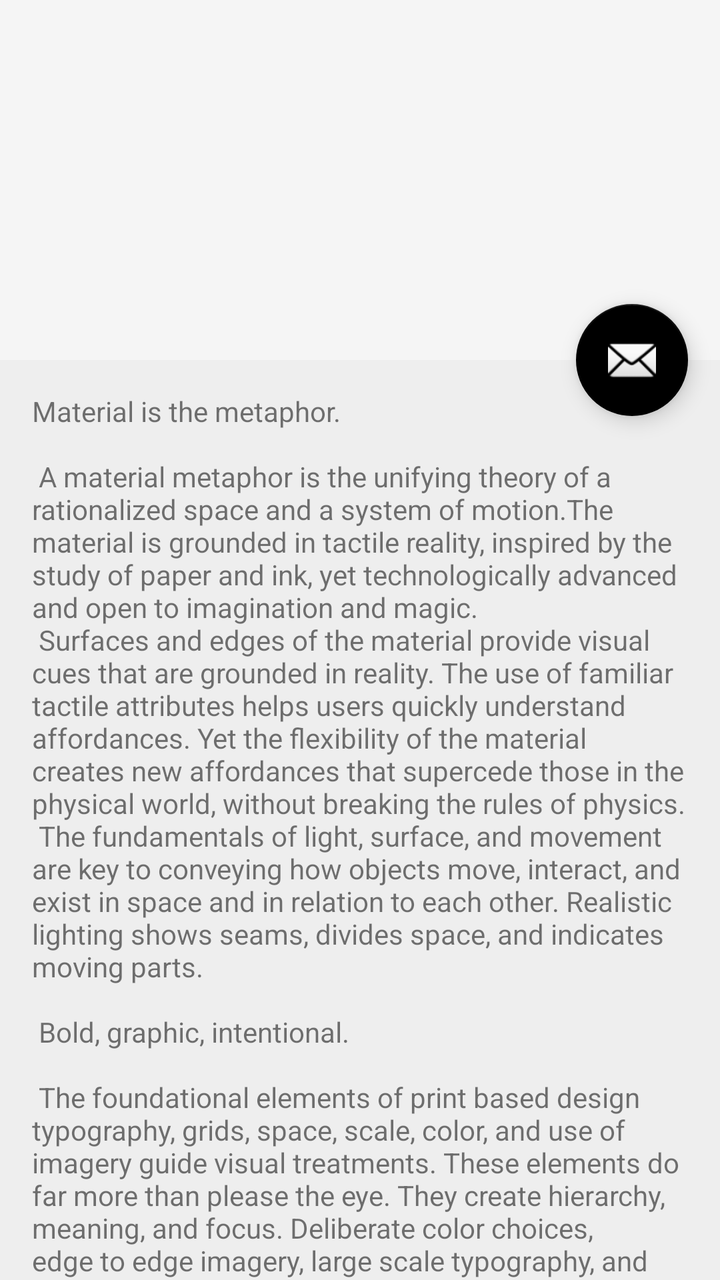
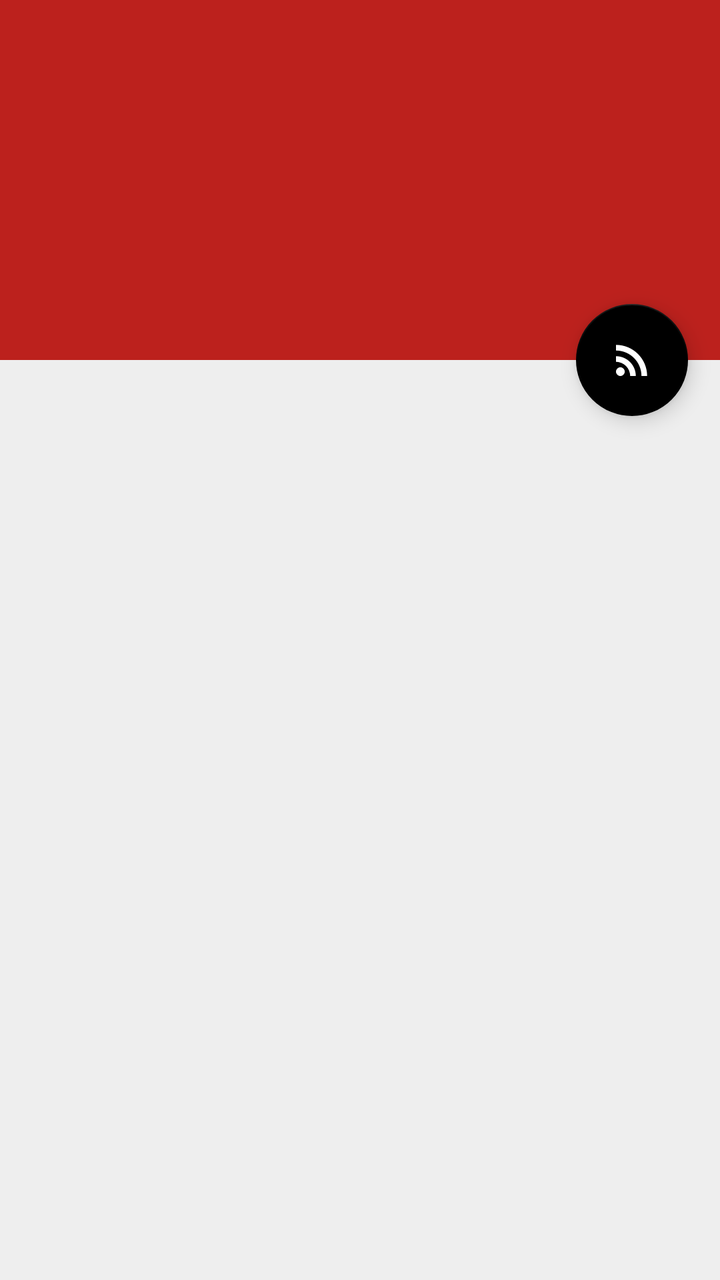

Compare the two renders of this Android layout. The source of the first and the diff that turns it into the second are given below.
<!-- AndroidManifest.xml: activity theme AppTheme.NoActionBar -->
<!-- res/layout/activity_channel.xml -->
<?xml version="1.0" encoding="utf-8"?>
<android.support.design.widget.CoordinatorLayout xmlns:android="http://schemas.android.com/apk/res/android"
    xmlns:app="http://schemas.android.com/apk/res-auto"
    xmlns:tools="http://schemas.android.com/tools"
    android:layout_width="match_parent"
    android:layout_height="match_parent"
    android:fitsSystemWindows="true"
    tools:context="org.schabi.newpipe.ChannelActivity">

    <android.support.design.widget.AppBarLayout
        android:id="@+id/app_bar"
        android:layout_width="match_parent"
        android:layout_height="@dimen/app_bar_height"
        android:fitsSystemWindows="true"
        android:theme="@style/AppTheme.AppBarOverlay">

        <android.support.design.widget.CollapsingToolbarLayout
            android:id="@+id/toolbar_layout"
            android:layout_width="match_parent"
            android:layout_height="match_parent"
            android:fitsSystemWindows="true"
            app:contentScrim="?attr/colorPrimary"
            app:layout_scrollFlags="scroll|exitUntilCollapsed">

            <android.support.v7.widget.Toolbar
                android:id="@+id/toolbar"
                android:layout_width="match_parent"
                android:layout_height="?attr/actionBarSize"
                app:layout_collapseMode="pin"
                app:popupTheme="@style/AppTheme.PopupOverlay" />

        </android.support.design.widget.CollapsingToolbarLayout>
    </android.support.design.widget.AppBarLayout>

    <include layout="@layout/content_channel" />

    <android.support.design.widget.FloatingActionButton
        android:id="@+id/fab"
        android:layout_width="wrap_content"
        android:layout_height="wrap_content"
        android:layout_margin="@dimen/fab_margin"
        android:src="@android:drawable/ic_dialog_email"
        app:layout_anchor="@id/app_bar"
        app:layout_anchorGravity="bottom|end" />

</android.support.design.widget.CoordinatorLayout>
<!-- res/layout/content_channel.xml (included above) -->
<?xml version="1.0" encoding="utf-8"?>
<android.support.v4.widget.NestedScrollView xmlns:android="http://schemas.android.com/apk/res/android"
    xmlns:app="http://schemas.android.com/apk/res-auto"
    xmlns:tools="http://schemas.android.com/tools"
    android:layout_width="match_parent"
    android:layout_height="match_parent"
    app:layout_behavior="@string/appbar_scrolling_view_behavior"
    tools:context="org.schabi.newpipe.ChannelActivity"
    tools:showIn="@layout/activity_channel">

    <TextView
        android:layout_width="wrap_content"
        android:layout_height="wrap_content"
        android:layout_margin="@dimen/text_margin"
        android:text="@string/large_text" />

</android.support.v4.widget.NestedScrollView>
<!-- resources referenced by this layout -->
<resources>
  <dimen name="text_margin">16dp</dimen>
  <string name="large_text">
          "Material is the metaphor.\n\n"
  
          "A material metaphor is the unifying theory of a rationalized space and a system of motion."
          "The material is grounded in tactile reality, inspired by the study of paper and ink, yet "
          "technologically advanced and open to imagination and magic.\n"
          "Surfaces and edges of the material provide visual cues that are grounded in reality. The "
          "use of familiar tactile attributes helps users quickly understand affordances. Yet the "
          "flexibility of the material creates new affordances that supercede those in the physical "
          "world, without breaking the rules of physics.\n"
          "The fundamentals of light, surface, and movement are key to conveying how objects move, "
          "interact, and exist in space and in relation to each other. Realistic lighting shows "
          "seams, divides space, and indicates moving parts.\n\n"
  
          "Bold, graphic, intentional.\n\n"
  
          "The foundational elements of print based design typography, grids, space, scale, color, "
          "and use of imagery guide visual treatments. These elements do far more than please the "
          "eye. They create hierarchy, meaning, and focus. Deliberate color choices, edge to edge "
          "imagery, large scale typography, and intentional white space create a bold and graphic "
          "interface that immerse the user in the experience.\n"
          "An emphasis on user actions makes core functionality immediately apparent and provides "
          "waypoints for the user.\n\n"
  
          "Motion provides meaning.\n\n"
  
          "Motion respects and reinforces the user as the prime mover. Primary user actions are "
          "inflection points that initiate motion, transforming the whole design.\n"
          "All action takes place in a single environment. Objects are presented to the user without "
          "breaking the continuity of experience even as they transform and reorganize.\n"
          "Motion is meaningful and appropriate, serving to focus attention and maintain continuity. "
          "Feedback is subtle yet clear. Transitions are efﬁcient yet coherent.\n\n"
  
          "3D world.\n\n"
  
          "The material environment is a 3D space, which means all objects have x, y, and z "
          "dimensions. The z-axis is perpendicularly aligned to the plane of the display, with the "
          "positive z-axis extending towards the viewer. Every sheet of material occupies a single "
          "position along the z-axis and has a standard 1dp thickness.\n"
          "On the web, the z-axis is used for layering and not for perspective. The 3D world is "
          "emulated by manipulating the y-axis.\n\n"
  
          "Light and shadow.\n\n"
  
          "Within the material environment, virtual lights illuminate the scene. Key lights create "
          "directional shadows, while ambient light creates soft shadows from all angles.\n"
          "Shadows in the material environment are cast by these two light sources. In Android "
          "development, shadows occur when light sources are blocked by sheets of material at "
          "various positions along the z-axis. On the web, shadows are depicted by manipulating the "
          "y-axis only. The following example shows the card with a height of 6dp.\n\n"
  
          "Resting elevation.\n\n"
  
          "All material objects, regardless of size, have a resting elevation, or default elevation "
          "that does not change. If an object changes elevation, it should return to its resting "
          "elevation as soon as possible.\n\n"
  
          "Component elevations.\n\n"
  
          "The resting elevation for a component type is consistent across apps (e.g., FAB elevation "
          "does not vary from 6dp in one app to 16dp in another app).\n"
          "Components may have different resting elevations across platforms, depending on the depth "
          "of the environment (e.g., TV has a greater depth than mobile or desktop).\n\n"
  
          "Responsive elevation and dynamic elevation offsets.\n\n"
  
          "Some component types have responsive elevation, meaning they change elevation in response "
          "to user input (e.g., normal, focused, and pressed) or system events. These elevation "
          "changes are consistently implemented using dynamic elevation offsets.\n"
          "Dynamic elevation offsets are the goal elevation that a component moves towards, relative "
          "to the component’s resting state. They ensure that elevation changes are consistent "
          "across actions and component types. For example, all components that lift on press have "
          "the same elevation change relative to their resting elevation.\n"
          "Once the input event is completed or cancelled, the component will return to its resting "
          "elevation.\n\n"
  
          "Avoiding elevation interference.\n\n"
  
          "Components with responsive elevations may encounter other components as they move between "
          "their resting elevations and dynamic elevation offsets. Because material cannot pass "
          "through other material, components avoid interfering with one another any number of ways, "
          "whether on a per component basis or using the entire app layout.\n"
          "On a component level, components can move or be removed before they cause interference. "
          "For example, a floating action button (FAB) can disappear or move off screen before a "
          "user picks up a card, or it can move if a snackbar appears.\n"
          "On the layout level, design your app layout to minimize opportunities for interference. "
          "For example, position the FAB to one side of stream of a cards so the FAB won’t interfere "
          "when a user tries to pick up one of cards.\n\n"
      </string>
  <!-- unchanged entries left out for length: 6 -->
</resources>

<!-- the commit's change to res/layout/activity_channel.xml (unified diff, before → after) -->
@@ -5,25 +5,36 @@
     android:layout_width="match_parent"
     android:layout_height="match_parent"
     android:fitsSystemWindows="true"
+    android:id="@+id/rootView"
     tools:context="org.schabi.newpipe.ChannelActivity">
 
     <android.support.design.widget.AppBarLayout
-        android:id="@+id/app_bar"
+        android:id="@+id/channel_app_bar"
         android:layout_width="match_parent"
         android:layout_height="@dimen/app_bar_height"
         android:fitsSystemWindows="true"
         android:theme="@style/AppTheme.AppBarOverlay">
 
         <android.support.design.widget.CollapsingToolbarLayout
-            android:id="@+id/toolbar_layout"
+            android:id="@+id/channel_toolbar_layout"
             android:layout_width="match_parent"
             android:layout_height="match_parent"
             android:fitsSystemWindows="true"
-            app:contentScrim="?attr/colorPrimary"
+            app:contentScrim="@color/light_youtube_primary_color"
+            app:statusBarScrim="@color/light_youtube_dark_color"
             app:layout_scrollFlags="scroll|exitUntilCollapsed">
 
+            <ImageView
+                android:id="@+id/channel_banner_image"
+                android:layout_width="match_parent"
+                android:layout_height="match_parent"
+                android:fitsSystemWindows="true"
+                android:scaleType="centerCrop"
+                android:background="@color/light_youtube_dark_color"
+                app:layout_collapseMode="parallax" />
+
             <android.support.v7.widget.Toolbar
-                android:id="@+id/toolbar"
+                android:id="@+id/cannel_toolbar"
                 android:layout_width="match_parent"
                 android:layout_height="?attr/actionBarSize"
                 app:layout_collapseMode="pin"
@@ -32,33 +43,58 @@
         </android.support.design.widget.CollapsingToolbarLayout>
     </android.support.design.widget.AppBarLayout>
 
-    <include layout="@layout/content_channel" />
-
     <android.support.design.widget.FloatingActionButton
-        android:id="@+id/fab"
+        android:id="@+id/channel_rss_fab"
         android:layout_width="wrap_content"
         android:layout_height="wrap_content"
         android:layout_margin="@dimen/fab_margin"
-        android:src="@android:drawable/ic_dialog_email"
-        app:layout_anchor="@id/app_bar"
+        android:src="@drawable/ic_rss_feed_white_24dp"
+        app:layout_anchor="@id/channel_app_bar"
         app:layout_anchorGravity="bottom|end" />
 
+    <RelativeLayout
+        android:layout_width="match_parent"
+        android:layout_height="match_parent"
+        android:id="@+id/channel_loading">
+        <ProgressBar android:id="@+id/progressBar"
+            android:layout_width="wrap_content"
+            android:layout_height="wrap_content"
+            android:layout_centerInParent="true"
+            android:indeterminate="true"/>
+    </RelativeLayout>
+
+    <android.support.v4.widget.NestedScrollView
+        android:layout_width="match_parent"
+        android:layout_height="match_parent"
+        android:layout_gravity="fill_vertical"
+        app:layout_behavior="@string/appbar_scrolling_view_behavior"
+        android:id="@+id/channel_content_view"
+        android:visibility="gone">
+
+        <RelativeLayout
+            android:layout_width="match_parent"
+            android:layout_height="match_parent">
+            <TextView
+                android:layout_width="match_parent"
+                android:layout_height="wrap_content"
+                android:text="Lorem ipsum dolor sit amet, sed in vocent nonumes maluisset. No dicant munere apeirian qui, iisque invenire ius in, sea duis illud dolor ex. Ei cum dolorem conclusionemque, in persius feugait efficiendi est, duo cu nonumy graeco ponderum. Efficiendi interpretaris ei pro. Ea salutandi suavitate qualisque qui.
+
+Cum ad sumo modus, duo et libris posidonium reprehendunt. Ex nam ornatus delectus. Eum quidam repudiandae ne. Te vidit senserit eos, has justo copiosae probatus ne. Ea vim nisl aeterno fabulas, per an legimus laoreet, natum abhorreant sit no. Epicurei cotidieque cu eum, novum tantas at has, ad eam malis reprimique intellegam.
+
+Posse doming consulatu no mel. Eu tale iudico his. Nibh nostrum ea mei, te amet esse consequat mea. Corrumpit iracundia an eam, omnesque suavitate erroribus mel ei. Ea suavitate urbanitas nec, mei te dolore menandri theophrastus, ad quaeque delicata vix.
+
+Has sale mucius menandri eu, pri veniam partem deterruisset ei. In nihil nominavi accusata mea, te sit quis veniam. Nam dissentiet conclusionemque id. Ex novum verterem usu.
+
+Eum fastidii consulatu cu. In nobis iuvaret usu, paulo tincidunt no usu, minim corpora his te. Nam graeco delenit omittam cu. Et sed ipsum fastidii, mea cu altera ullamcorper. Sea id altera menandri deseruisse, munere audire utroque cu pri. Nec solet facilis id. Mucius delectus eu vis, has in augue veniam.
+Lorem ipsum dolor sit amet, sed in vocent nonumes maluisset. No dicant munere apeirian qui, iisque invenire ius in, sea duis illud dolor ex. Ei cum dolorem conclusionemque, in persius feugait efficiendi est, duo cu nonumy graeco ponderum. Efficiendi interpretaris ei pro. Ea salutandi suavitate qualisque qui.
+
+Cum ad sumo modus, duo et libris posidonium reprehendunt. Ex nam ornatus delectus. Eum quidam repudiandae ne. Te vidit senserit eos, has justo copiosae probatus ne. Ea vim nisl aeterno fabulas, per an legimus laoreet, natum abhorreant sit no. Epicurei cotidieque cu eum, novum tantas at has, ad eam malis reprimique intellegam.
+
+Posse doming consulatu no mel. Eu tale iudico his. Nibh nostrum ea mei, te amet esse consequat mea. Corrumpit iracundia an eam, omnesque suavitate erroribus mel ei. Ea suavitate urbanitas nec, mei te dolore menandri theophrastus, ad quaeque delicata vix.
+
+Has sale mucius menandri eu, pri veniam partem deterruisset ei. In nihil nominavi accusata mea, te sit quis veniam. Nam dissentiet conclusionemque id. Ex novum verterem usu.
+
+Eum fastidii consulatu cu. In nobis iuvaret usu, paulo tincidunt no usu, minim corpora his te. Nam graeco delenit omittam cu. Et sed ipsum fastidii, mea cu altera ullamcorper. Sea id altera menandri deseruisse, munere audire utroque cu pri. Nec solet facilis id. Mucius delectus eu vis, has in augue veniam."/>
+        </RelativeLayout>
+    </android.support.v4.widget.NestedScrollView>
 </android.support.design.widget.CoordinatorLayout>
-<!-- res/layout/content_channel.xml (included above) -->
-<?xml version="1.0" encoding="utf-8"?>
-<android.support.v4.widget.NestedScrollView xmlns:android="http://schemas.android.com/apk/res/android"
-    xmlns:app="http://schemas.android.com/apk/res-auto"
-    xmlns:tools="http://schemas.android.com/tools"
-    android:layout_width="match_parent"
-    android:layout_height="match_parent"
-    app:layout_behavior="@string/appbar_scrolling_view_behavior"
-    tools:context="org.schabi.newpipe.ChannelActivity"
-    tools:showIn="@layout/activity_channel">
-
-    <TextView
-        android:layout_width="wrap_content"
-        android:layout_height="wrap_content"
-        android:layout_margin="@dimen/text_margin"
-        android:text="@string/large_text" />
-
-</android.support.v4.widget.NestedScrollView>
<!-- resource entries referenced after the edit -->
@@ -1,95 +1,8 @@
 <!-- resources referenced by this layout -->
 <resources>
-  <dimen name="text_margin">16dp</dimen>
-  <string name="large_text">
-          "Material is the metaphor.\n\n"
-  
-          "A material metaphor is the unifying theory of a rationalized space and a system of motion."
-          "The material is grounded in tactile reality, inspired by the study of paper and ink, yet "
-          "technologically advanced and open to imagination and magic.\n"
-          "Surfaces and edges of the material provide visual cues that are grounded in reality. The "
-          "use of familiar tactile attributes helps users quickly understand affordances. Yet the "
-          "flexibility of the material creates new affordances that supercede those in the physical "
-          "world, without breaking the rules of physics.\n"
-          "The fundamentals of light, surface, and movement are key to conveying how objects move, "
-          "interact, and exist in space and in relation to each other. Realistic lighting shows "
-          "seams, divides space, and indicates moving parts.\n\n"
-  
-          "Bold, graphic, intentional.\n\n"
-  
-          "The foundational elements of print based design typography, grids, space, scale, color, "
-          "and use of imagery guide visual treatments. These elements do far more than please the "
-          "eye. They create hierarchy, meaning, and focus. Deliberate color choices, edge to edge "
-          "imagery, large scale typography, and intentional white space create a bold and graphic "
-          "interface that immerse the user in the experience.\n"
-          "An emphasis on user actions makes core functionality immediately apparent and provides "
-          "waypoints for the user.\n\n"
-  
-          "Motion provides meaning.\n\n"
-  
-          "Motion respects and reinforces the user as the prime mover. Primary user actions are "
-          "inflection points that initiate motion, transforming the whole design.\n"
-          "All action takes place in a single environment. Objects are presented to the user without "
-          "breaking the continuity of experience even as they transform and reorganize.\n"
-          "Motion is meaningful and appropriate, serving to focus attention and maintain continuity. "
-          "Feedback is subtle yet clear. Transitions are efﬁcient yet coherent.\n\n"
-  
-          "3D world.\n\n"
-  
-          "The material environment is a 3D space, which means all objects have x, y, and z "
-          "dimensions. The z-axis is perpendicularly aligned to the plane of the display, with the "
-          "positive z-axis extending towards the viewer. Every sheet of material occupies a single "
-          "position along the z-axis and has a standard 1dp thickness.\n"
-          "On the web, the z-axis is used for layering and not for perspective. The 3D world is "
-          "emulated by manipulating the y-axis.\n\n"
-  
-          "Light and shadow.\n\n"
-  
-          "Within the material environment, virtual lights illuminate the scene. Key lights create "
-          "directional shadows, while ambient light creates soft shadows from all angles.\n"
-          "Shadows in the material environment are cast by these two light sources. In Android "
-          "development, shadows occur when light sources are blocked by sheets of material at "
-          "various positions along the z-axis. On the web, shadows are depicted by manipulating the "
-          "y-axis only. The following example shows the card with a height of 6dp.\n\n"
-  
-          "Resting elevation.\n\n"
-  
-          "All material objects, regardless of size, have a resting elevation, or default elevation "
-          "that does not change. If an object changes elevation, it should return to its resting "
-          "elevation as soon as possible.\n\n"
-  
-          "Component elevations.\n\n"
-  
-          "The resting elevation for a component type is consistent across apps (e.g., FAB elevation "
-          "does not vary from 6dp in one app to 16dp in another app).\n"
-          "Components may have different resting elevations across platforms, depending on the depth "
-          "of the environment (e.g., TV has a greater depth than mobile or desktop).\n\n"
-  
-          "Responsive elevation and dynamic elevation offsets.\n\n"
-  
-          "Some component types have responsive elevation, meaning they change elevation in response "
-          "to user input (e.g., normal, focused, and pressed) or system events. These elevation "
-          "changes are consistently implemented using dynamic elevation offsets.\n"
-          "Dynamic elevation offsets are the goal elevation that a component moves towards, relative "
-          "to the component’s resting state. They ensure that elevation changes are consistent "
-          "across actions and component types. For example, all components that lift on press have "
-          "the same elevation change relative to their resting elevation.\n"
-          "Once the input event is completed or cancelled, the component will return to its resting "
-          "elevation.\n\n"
-  
-          "Avoiding elevation interference.\n\n"
-  
-          "Components with responsive elevations may encounter other components as they move between "
-          "their resting elevations and dynamic elevation offsets. Because material cannot pass "
-          "through other material, components avoid interfering with one another any number of ways, "
-          "whether on a per component basis or using the entire app layout.\n"
-          "On a component level, components can move or be removed before they cause interference. "
-          "For example, a floating action button (FAB) can disappear or move off screen before a "
-          "user picks up a card, or it can move if a snackbar appears.\n"
-          "On the layout level, design your app layout to minimize opportunities for interference. "
-          "For example, position the FAB to one side of stream of a cards so the FAB won’t interfere "
-          "when a user tries to pick up one of cards.\n\n"
-      </string>
+  <color name="light_youtube_dark_color">#BC211D</color>
+  <color name="light_youtube_primary_color">#CD322E</color>
+  <!-- drawable ic_rss_feed_white_24dp: png bitmap (drawable-hdpi, 417 bytes) -->
   <!-- unchanged entries left out for length: 6 -->
 </resources>
 
